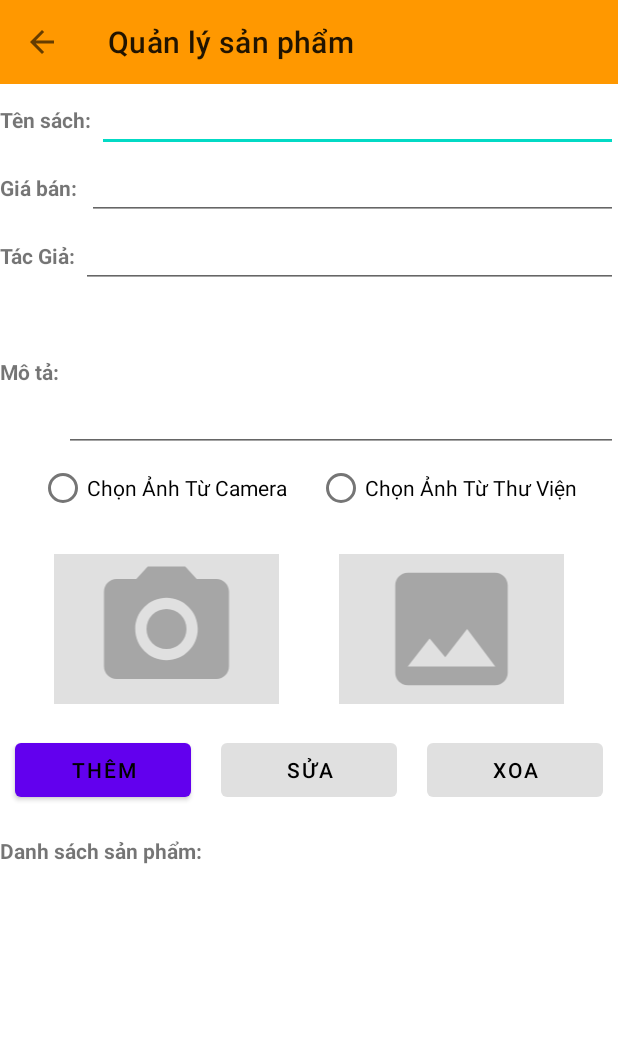
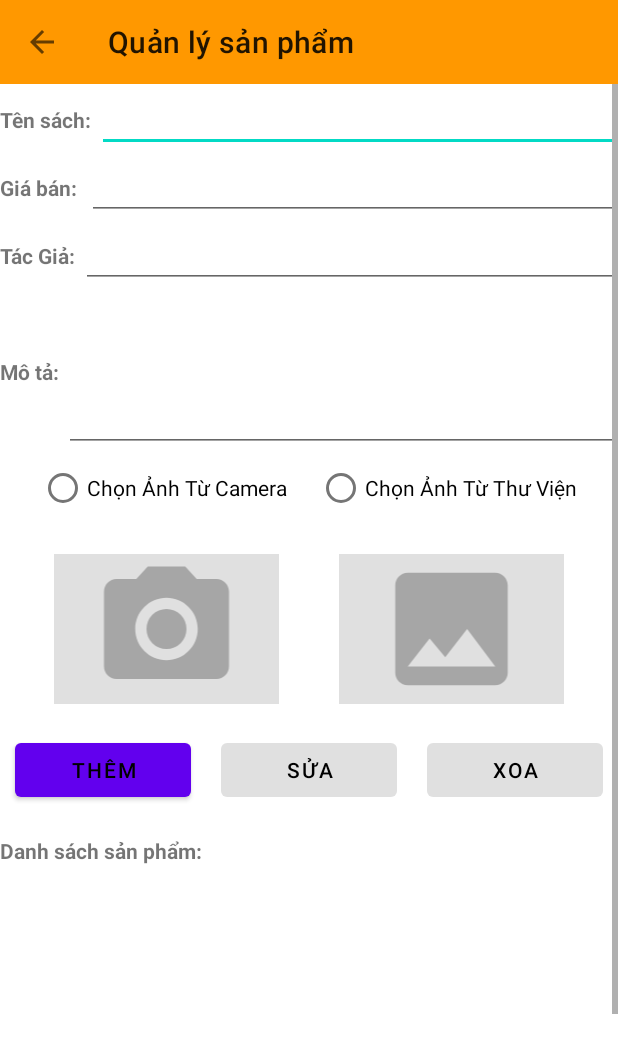
Before and after one commit to hatmitliti/Selling-book-store, an Android app: the Thu_kho_tong_hop screen opened directly, with no data from a screen before it, on a phone screen of 412 x 824 dp. Shown: the top 1053 px of the screen. Run offline under Robolectric (Android 15) with nearby library versions, the phone set to English and light mode, and no system bars; our stand-ins replace Firebase (no records; nobody signed in at launch, a user with empty details on screens opened directly), Picasso.

Commit message:
fix thu kho

```diff
--- a/app/src/main/java/com/example/book/ThuKho/Thu_kho_tong_hop.java
+++ b/app/src/main/java/com/example/book/ThuKho/Thu_kho_tong_hop.java
@@ -15,6 +15,7 @@ import android.net.Uri;
 import android.os.Bundle;
 import android.provider.MediaStore;
 import android.util.Log;
+import android.view.MotionEvent;
 import android.view.View;
 import android.widget.AdapterView;
 import android.widget.ArrayAdapter;
@@ -113,6 +114,18 @@ public class Thu_kho_tong_hop extends AppCompatActivity {
     }
 
     private void setEvent() {
+
+        lvProducts.setOnTouchListener(new View.OnTouchListener() {
+            // Setting on Touch Listener for handling the touch inside ScrollView
+            @Override
+            public boolean onTouch(View v, MotionEvent event) {
+                // Disallow the touch request for parent scroll on touch of child view
+                v.getParent().requestDisallowInterceptTouchEvent(true);
+                return false;
+            }
+        });
+
+
         context = this;
         dataProduct = FirebaseDatabase.getInstance().getReference();
         // đổ dữ liệu cho spinner
--- a/app/src/main/res/layout/thu_kho_tong_hop.xml
+++ b/app/src/main/res/layout/thu_kho_tong_hop.xml
@@ -15,6 +15,10 @@
         app:layout_constraintStart_toStartOf="parent"
         app:layout_constraintTop_toTopOf="parent"
         app:title="Quản lý sản phẩm" />
+
+    <ScrollView
+        android:layout_width="match_parent"
+        android:layout_height="match_parent">
 
 
         <LinearLayout
@@ -217,10 +221,11 @@
                 android:textStyle="bold" />
 
             <ListView
+                android:layout_margin="5dp"
                 android:id="@+id/TKTH_lisviewProducts"
                 android:layout_width="match_parent"
-            android:layout_height="wrap_content" />
+                android:layout_height="400dp" />
         </LinearLayout>
 
-
+    </ScrollView>
 </LinearLayout>
```
Lines whose indentation alone changed are shown as unchanged.
